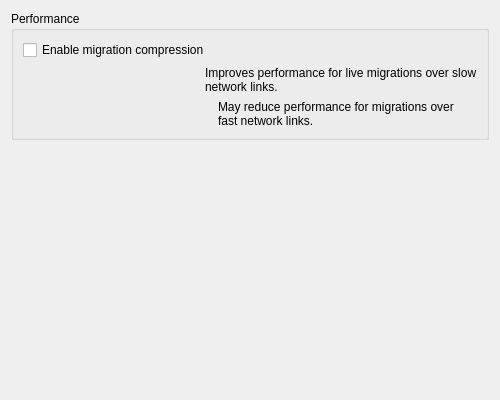
Above: src/xenadmin-ui/settingspanels/pooladvancededitpage.ui from benapetr/XenAdminQt before the change. Below: the same form after it.
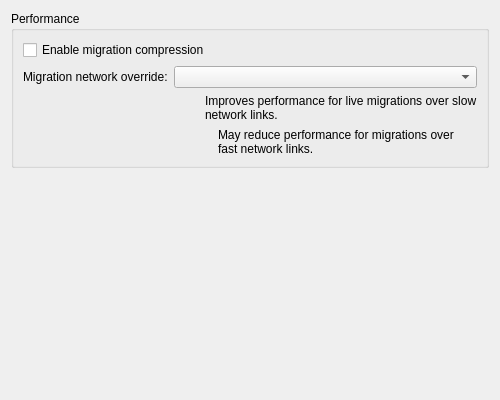
That is the form after the change. Icons and pictures are not drawn.

Commit message:
this adds support for migration network
this feature is taken over from xen orchestra code base, it respects
custom setting pool.other_config["xo:migrationNetwork"] and if specified
it uses it as override for network used for VM migration

What changed in the file:
```diff
--- a/src/xenadmin-ui/settingspanels/pooladvancededitpage.ui
+++ b/src/xenadmin-ui/settingspanels/pooladvancededitpage.ui
@@ -24,6 +24,20 @@
         </property>
        </widget>
       </item>
+      <item>
+       <layout class="QFormLayout" name="formLayoutMigrationNetwork">
+        <item row="0" column="0">
+         <widget class="QLabel" name="labelMigrationNetwork">
+          <property name="text">
+           <string>Migration network override:</string>
+          </property>
+         </widget>
+        </item>
+        <item row="0" column="1">
+         <widget class="QComboBox" name="comboMigrationNetwork"/>
+        </item>
+       </layout>
+      </item>
       <item>
        <layout class="QHBoxLayout" name="horizontalLayout_1">
         <item>
```
Left out of the diff: 2 changed lines with no effect on the pictures. The commit also changes 8 other files.
